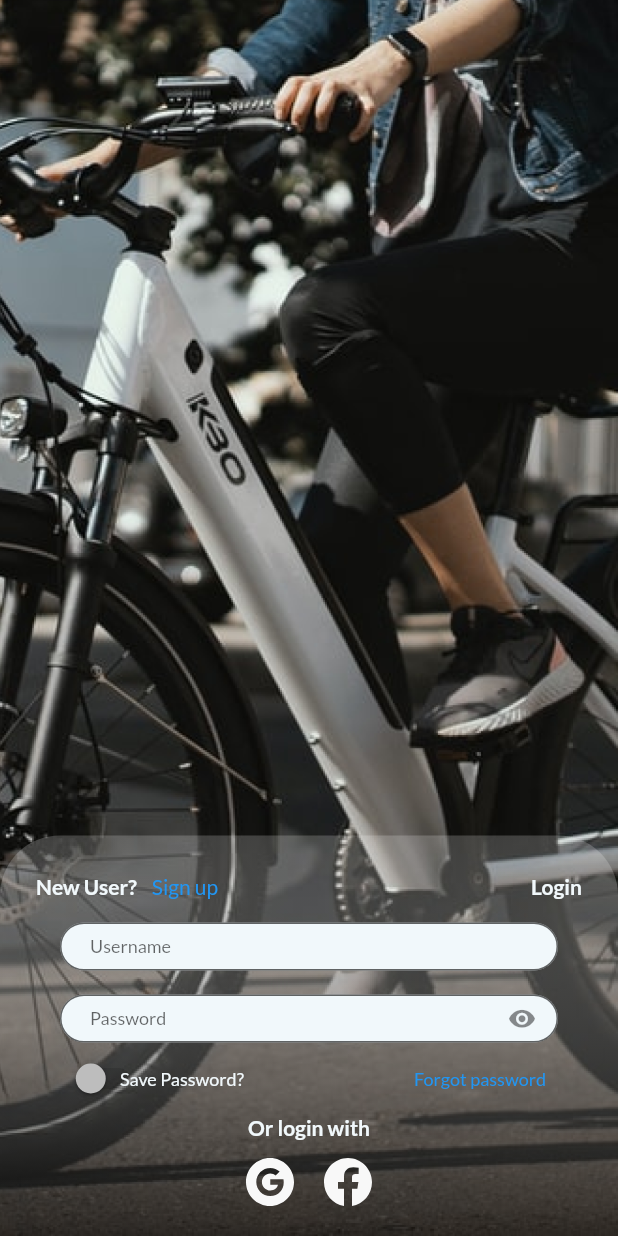
After one commit to myxzlpltk/rental-sepeda-flutter, a Flutter app: the screen it shows after launch, after a tap on "Login", on a phone screen of 412 x 824 dp. The commit adds this screen. Run offline on Flutter 3.47's test engine with Material 2 defaults, Android fonts, the phone set to English and light mode, and no system bars; our stand-ins replace audioplayers, equatable, flutter_screenutil, flutter_svg, fluttertoast, google_fonts; accounts and stored records are empty; network calls fail.

Commit message:
Add LoginScreen

```diff
--- a/lib/commons/routes.dart
+++ b/lib/commons/routes.dart
@@ -1,5 +1,6 @@
 import 'package:flutter/material.dart';
 import 'package:rental_sepeda_flutter/pages/landing_page.dart';
+import 'package:rental_sepeda_flutter/pages/login_page.dart';
 import 'package:rental_sepeda_flutter/pages/popowi_page.dart';
 import 'package:rental_sepeda_flutter/pages/undefined_page.dart';
 
@@ -8,6 +9,7 @@ class Routes {
 
   static const String landing = '/';
   static const String popowi = '/popowi';
+  static const String login = '/login';
 }
 
 Route<dynamic>? generateRoute(RouteSettings settings) {
@@ -17,6 +19,8 @@ Route<dynamic>? generateRoute(RouteSettings settings) {
     /* Home */
     case Routes.landing:
       return MaterialPageRoute(builder: (_) => LandingPage());
+    case Routes.login:
+      return MaterialPageRoute(builder: (_) => LoginPage());
     /* Fun */
     case Routes.popowi:
       return MaterialPageRoute(builder: (_) => PopowiPage());
--- a/lib/pages/landing_page.dart
+++ b/lib/pages/landing_page.dart
@@ -1,10 +1,16 @@
 import 'package:flutter/material.dart';
 import 'package:rental_sepeda_flutter/commons/constants.dart';
 import 'package:rental_sepeda_flutter/commons/routes.dart';
+import 'package:rental_sepeda_flutter/services/user_services.dart';
 
-class LandingPage extends StatelessWidget {
+class LandingPage extends StatefulWidget {
   const LandingPage({Key? key}) : super(key: key);
 
+  @override
+  State<LandingPage> createState() => _LandingPageState();
+}
+
+class _LandingPageState extends State<LandingPage> {
   @override
   Widget build(BuildContext context) {
     return Scaffold(
@@ -15,10 +21,11 @@ class LandingPage extends StatelessWidget {
           children: [
             Text("Selamat Datang di Puncak Komedi"),
             SizedBox(height: 16),
-            TextButton(
-              child: Text("Fun", style: boldTextStyle),
+            ElevatedButton(
+              child: Text("Login", style: boldTextStyle),
               onPressed: () {
-                Navigator.pushNamed(context, Routes.popowi);
+                // UserServices.register("watashi", "12333").then((value) => {});
+                Navigator.pushNamed(context, Routes.login);
               },
             )
           ],
--- /dev/null
+++ b/lib/pages/login_page.dart
@@ -0,0 +1,182 @@
+import 'package:flutter/material.dart';
+import 'package:rental_sepeda_flutter/commons/constants.dart';
+import 'package:flutter_svg/svg.dart';
+
+class LoginPage extends StatelessWidget {
+  const LoginPage({Key? key}) : super(key: key);
+
+  @override
+  Widget build(BuildContext context) {
+    return Container(
+      decoration: BoxDecoration(
+        image: DecorationImage(
+          image: AssetImage("assets/image/login.png"),
+          fit: BoxFit.cover,
+        ),
+      ),
+      child: Scaffold(
+        backgroundColor: Colors.transparent,
+        body: Column(
+          crossAxisAlignment: CrossAxisAlignment.center,
+          mainAxisSize: MainAxisSize.max,
+          mainAxisAlignment: MainAxisAlignment.end,
+          children: <Widget>[
+            Container(
+              padding: EdgeInsets.symmetric(vertical: 10, horizontal: 24),
+              decoration: BoxDecoration(
+                gradient: LinearGradient(
+                  begin: Alignment.bottomCenter,
+                  end: Alignment.topCenter,
+                  colors: [Color(0x99000000), Color(0x33FFFFFF)],
+                ),
+                borderRadius: BorderRadius.only(
+                  topLeft: Radius.circular(40),
+                  topRight: Radius.circular(40),
+                ),
+              ),
+              child: Column(
+                children: [
+                  Row(
+                    children: <Widget>[
+                      Text(
+                        "New User?",
+                        style: TextStyle(
+                          color: whiteColor,
+                          fontWeight: FontWeight.w700,
+                        ),
+                      ),
+                      TextButton(onPressed: () {}, child: Text("Sign up")),
+                      Spacer(),
+                      Text(
+                        "Login",
+                        style: TextStyle(
+                          color: whiteColor,
+                          fontWeight: FontWeight.w700,
+                        ),
+                      )
+                    ],
+                  ),
+                  Container(
+                    padding: EdgeInsets.symmetric(horizontal: 16),
+                    child: Column(
+                      children: <Widget>[
+                        Container(
+                          height: 32,
+                          child: TextFormField(
+                            style: TextStyle(fontSize: 12),
+                            decoration: const InputDecoration(
+                              filled: true,
+                              fillColor: whiteColor,
+                              floatingLabelBehavior:
+                                  FloatingLabelBehavior.never,
+                              contentPadding: EdgeInsets.only(left: 20),
+                              border: OutlineInputBorder(
+                                  borderRadius:
+                                      BorderRadius.all(Radius.circular(40.0)),
+                                  borderSide: BorderSide(
+                                    color: Colors.transparent,
+                                  )),
+                              hintText: 'Enter your username',
+                              labelText: 'Username',
+                            ),
+                          ),
+                        ),
+                        SizedBox(
+                          height: 16,
+                        ),
+                        Container(
+                          height: 32,
+                          child: TextFormField(
+                            style: TextStyle(fontSize: 12),
+                            decoration: const InputDecoration(
+                              filled: true,
+                              fillColor: whiteColor,
+                              floatingLabelBehavior:
+                                  FloatingLabelBehavior.never,
+                              contentPadding: EdgeInsets.only(left: 20),
+                              suffixIcon: Icon(
+                                Icons.visibility,
+                                size: 19,
+                              ),
+                              border: OutlineInputBorder(
+                                  borderRadius:
+                                      BorderRadius.all(Radius.circular(40.0)),
+                                  borderSide: BorderSide(
+                                    color: Colors.transparent,
+                                  )),
+                              hintText: 'Enter your password',
+                              labelText: 'Password',
+                            ),
+                          ),
+                        ),
+                        Row(
+                          children: <Widget>[
+                            Container(
+                              margin: EdgeInsets.only(left: 20),
+                              width: 20,
+                              child: Switch(value: false, onChanged: null),
+                            ),
+                            Text(
+                              "Save Password?",
+                              style: TextStyle(
+                                color: whiteColor,
+                                fontSize: 12,
+                              ),
+                            ),
+                            Spacer(),
+                            TextButton(
+                              onPressed: () {},
+                              child: Text(
+                                "Forgot password",
+                                style: TextStyle(
+                                  color: Colors.blue,
+                                  fontSize: 12,
+                                ),
+                              ),
+                            ),
+                          ],
+                        ),
+                        Text(
+                          "Or login with",
+                          style: TextStyle(
+                            color: whiteColor,
+                            fontSize: 14,
+                            fontWeight: FontWeight.w700,
+                          ),
+                        ),
+                        SizedBox(
+                          height: 12,
+                        ),
+                        Row(
+                          mainAxisAlignment: MainAxisAlignment.center,
+                          children: <Widget>[
+                            SvgPicture.asset(
+                              'assets/icon/google.svg',
+                              width: 32,
+                              height: 32,
+                            ),
+                            SizedBox(
+                              width: 20,
+                            ),
+                            SvgPicture.asset(
+                              'assets/icon/facebook.svg',
+                              width: 32,
+                              height: 32,
+                            ),
+                          ],
+                        ),
+                        SizedBox(
+                          height: 10,
+                        ),
+                      ],
+                    ),
+                  ),
+                ],
+              ),
+            )
+          ],
+        ),
+      ),
+    );
+  }
+}
--- a/pubspec.yaml
+++ b/pubspec.yaml
@@ -44,6 +44,9 @@ dependencies:
   # The following adds the Cupertino Icons font to your application.
   # Use with the CupertinoIcons class for iOS style icons.
   cupertino_icons: ^1.0.2
+  image_picker: ^0.8.4+4
+  firebase_storage: ^10.1.0
+  flutter_svg: ^0.23.0+1
 
 dev_dependencies:
   flutter_test:
@@ -70,6 +73,8 @@ flutter:
   # To add assets to your application, add an assets section, like this:
   assets:
     - assets/audio/
+    - assets/image/
+    - assets/icon/
 
   # An image asset can refer to one or more resolution-specific "variants", see
   # https://flutter.dev/assets-and-images/#resolution-aware.
```
Also changed, not shown: assets/icon/facebook.svg (added), assets/icon/google.svg (added), assets/image/login.png (added), pubspec.lock.
